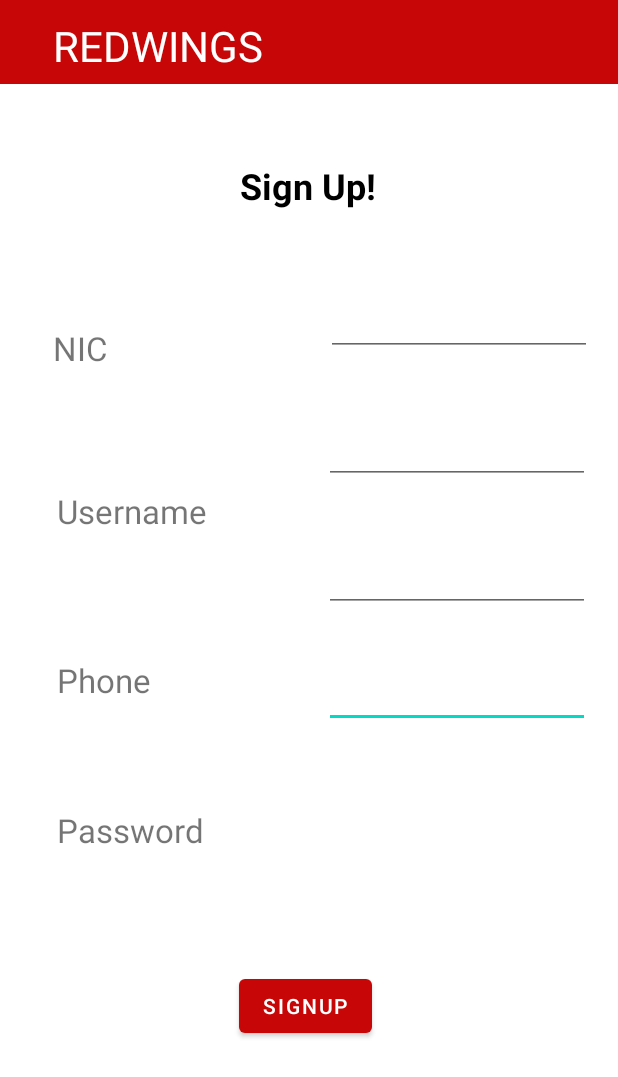
After one commit to NarthanaVeenavi/MAD_Project, an Android app: the signUp screen opened directly, with no data from a screen before it, on a phone screen of 412 x 824 dp. The commit adds this screen. Shown: the top 1077 px of the screen. Run offline under Robolectric (Android 15) with nearby library versions, the phone set to English and light mode, and no system bars.

Commit message:
Added the other UI's for the Patient function. Added the intents in the patient dashbord. Minor changes in the home UI for the Patient function.

```diff
--- /dev/null
+++ b/app/src/main/java/com/example/home/signUp.java
@@ -0,0 +1,14 @@
+package com.example.home;
+
+import androidx.appcompat.app.AppCompatActivity;
+
+import android.os.Bundle;
+
+public class signUp extends AppCompatActivity {
+
+    @Override
+    protected void onCreate(Bundle savedInstanceState) {
+        super.onCreate(savedInstanceState);
+        setContentView(R.layout.activity_sign_up);
+    }
+}
--- /dev/null
+++ b/app/src/main/res/layout/activity_sign_up.xml
@@ -0,0 +1,164 @@
+<?xml version="1.0" encoding="utf-8"?>
+<androidx.constraintlayout.widget.ConstraintLayout xmlns:android="http://schemas.android.com/apk/res/android"
+    xmlns:app="http://schemas.android.com/apk/res-auto"
+    xmlns:tools="http://schemas.android.com/tools"
+    android:layout_width="match_parent"
+    android:layout_height="match_parent"
+    tools:context=".signUp">
+
+    <EditText
+        android:id="@+id/txtPw"
+        android:layout_width="177dp"
+        android:layout_height="45dp"
+        android:layout_marginStart="40dp"
+        android:layout_marginTop="32dp"
+        android:ems="10"
+        android:inputType="textPersonName"
+        app:layout_constraintStart_toEndOf="@+id/lblPw"
+        app:layout_constraintTop_toBottomOf="@+id/txtPhne" />
+
+    <EditText
+        android:id="@+id/txtNic"
+        android:layout_width="177dp"
+        android:layout_height="45dp"
+        android:layout_marginStart="44dp"
+        android:layout_marginTop="52dp"
+        android:ems="10"
+        android:inputType="textPersonName"
+        app:layout_constraintStart_toEndOf="@+id/lblNic"
+        app:layout_constraintTop_toBottomOf="@+id/subHead" />
+
+    <EditText
+        android:id="@+id/txtUsername"
+        android:layout_width="177dp"
+        android:layout_height="45dp"
+        android:layout_marginStart="40dp"
+        android:layout_marginTop="40dp"
+        android:ems="10"
+        android:inputType="textPersonName"
+        app:layout_constraintStart_toEndOf="@+id/lblUsername"
+        app:layout_constraintTop_toBottomOf="@+id/txtNic" />
+
+    <TextView
+        android:id="@+id/lblUsername"
+        android:layout_width="138dp"
+        android:layout_height="32dp"
+        android:text="@string/user"
+        android:textSize="22sp"
+        app:layout_constraintBottom_toBottomOf="parent"
+        app:layout_constraintEnd_toEndOf="parent"
+        app:layout_constraintHorizontal_bias="0.139"
+        app:layout_constraintStart_toStartOf="parent"
+        app:layout_constraintTop_toBottomOf="@+id/topBar"
+        app:layout_constraintVertical_bias="0.367" />
+
+    <TextView
+        android:id="@+id/lblPw"
+        android:layout_width="138dp"
+        android:layout_height="32dp"
+        android:text="@string/pw"
+        android:textSize="22sp"
+        app:layout_constraintBottom_toBottomOf="parent"
+        app:layout_constraintEnd_toEndOf="parent"
+        app:layout_constraintHorizontal_bias="0.139"
+        app:layout_constraintStart_toStartOf="parent"
+        app:layout_constraintTop_toBottomOf="@+id/topBar"
+        app:layout_constraintVertical_bias="0.656" />
+
+    <TextView
+        android:id="@+id/lblPhone"
+        android:layout_width="138dp"
+        android:layout_height="32dp"
+        android:text="@string/phone"
+        android:textSize="22sp"
+        app:layout_constraintBottom_toBottomOf="parent"
+        app:layout_constraintEnd_toEndOf="parent"
+        app:layout_constraintHorizontal_bias="0.139"
+        app:layout_constraintStart_toStartOf="parent"
+        app:layout_constraintTop_toBottomOf="@+id/topBar"
+        app:layout_constraintVertical_bias="0.52" />
+
+    <androidx.appcompat.widget.Toolbar
+        android:id="@+id/topBar"
+        android:layout_width="match_parent"
+        android:layout_height="wrap_content"
+        android:background="@color/red_dark"
+        android:minHeight="?attr/actionBarSize"
+        android:theme="?attr/actionBarTheme"
+        app:layout_constraintBottom_toBottomOf="parent"
+        app:layout_constraintEnd_toEndOf="parent"
+        app:layout_constraintHorizontal_bias="0.0"
+        app:layout_constraintStart_toStartOf="parent"
+        app:layout_constraintTop_toTopOf="parent"
+        app:layout_constraintVertical_bias="0.0" />
+
+    <TextView
+        android:id="@+id/head"
+        android:layout_width="wrap_content"
+        android:layout_height="wrap_content"
+        android:text="@string/appname"
+        android:textAppearance="@style/TextAppearance.AppCompat.Body1"
+        android:textColor="@color/white"
+        android:textSize="28sp"
+        app:layout_constraintBottom_toBottomOf="parent"
+        app:layout_constraintEnd_toEndOf="parent"
+        app:layout_constraintHorizontal_bias="0.129"
+        app:layout_constraintStart_toStartOf="parent"
+        app:layout_constraintTop_toTopOf="parent"
+        app:layout_constraintVertical_bias="0.014" />
+
+    <TextView
+        android:id="@+id/subHead"
+        android:layout_width="wrap_content"
+        android:layout_height="wrap_content"
+        android:text="@string/signup_patient"
+        android:textColor="@color/black"
+        android:textSize="24sp"
+        android:textStyle="bold"
+        app:layout_constraintBottom_toBottomOf="parent"
+        app:layout_constraintEnd_toEndOf="parent"
+        app:layout_constraintHorizontal_bias="0.498"
+        app:layout_constraintStart_toStartOf="parent"
+        app:layout_constraintTop_toBottomOf="@+id/topBar"
+        app:layout_constraintVertical_bias="0.07" />
+
+    <TextView
+        android:id="@+id/lblNic"
+        android:layout_width="138dp"
+        android:layout_height="32dp"
+        android:text="@string/nic"
+        android:textSize="22sp"
+        app:layout_constraintBottom_toBottomOf="parent"
+        app:layout_constraintEnd_toEndOf="parent"
+        app:layout_constraintHorizontal_bias="0.128"
+        app:layout_constraintStart_toStartOf="parent"
+        app:layout_constraintTop_toBottomOf="@+id/topBar"
+        app:layout_constraintVertical_bias="0.219" />
+
+    <EditText
+        android:id="@+id/txtPhne"
+        android:layout_width="177dp"
+        android:layout_height="45dp"
+        android:layout_marginStart="40dp"
+        android:layout_marginTop="40dp"
+        android:ems="10"
+        android:inputType="textPersonName"
+        app:layout_constraintStart_toEndOf="@+id/lblPhone"
+        app:layout_constraintTop_toBottomOf="@+id/txtUsername" />
+
+    <Button
+        android:id="@+id/btnSignup"
+        android:layout_width="wrap_content"
+        android:layout_height="wrap_content"
+        android:layout_marginTop="76dp"
+        android:text="@string/signup"
+        app:backgroundTint="@color/red_dark"
+        app:layout_constraintBottom_toBottomOf="parent"
+        app:layout_constraintEnd_toEndOf="parent"
+        app:layout_constraintHorizontal_bias="0.493"
+        app:layout_constraintStart_toStartOf="parent"
+        app:layout_constraintTop_toBottomOf="@+id/lblPw"
+        app:layout_constraintVertical_bias="0.0" />
+
+
+</androidx.constraintlayout.widget.ConstraintLayout>
--- a/app/src/main/res/values/strings.xml
+++ b/app/src/main/res/values/strings.xml
@@ -20,4 +20,18 @@
     <string name="reqViewDes">View your requests, here!</string>
     <string name="resViewDes">View the responses you have got, here!</string>
 
+    <string name="bldgrp">Blood Group</string>
+    <string name="reqTyp">Request Type</string>
+    <string name="date">Date Added</string>
+    <string name="res_">Responses</string>
+    <string name="details">Details</string>
+    <string name="edt">Edit</string>
+    <string name="dlt">Delete</string>
+    <string name="newReq">New Request</string>
+    <string name="btnSubmit">Submit</string>
+    <string name="signup_patient">Sign Up!</string>
+    <string name="nic">NIC</string>
+    <string name="user">Username</string>
+    <string name="pw">Password</string>
+    <string name="phone">Phone</string>
 </resources>
```
Also changed, not shown: app/src/main/AndroidManifest.xml (+6 -1 lines), app/src/main/java/com/example/home/PatientHome.java (+18 -0 lines), app/src/main/java/com/example/home/donorResPage.java (added, +14 -0 lines), app/src/main/java/com/example/home/newReq.java (added, +14 -0 lines), app/src/main/java/com/example/home/reqPage.java (added, +14 -0 lines), app/src/main/java/com/example/home/viewReq.java (added, +14 -0 lines), app/src/main/res/layout/activity_donor_res_page.xml (added, +53 -0 lines), app/src/main/res/layout/activity_new_req.xml (added, +141 -0 lines), app/src/main/res/layout/activity_patient_home.xml (+13 -0 lines), app/src/main/res/layout/activity_req_page.xml (added, +53 -0 lines), app/src/main/res/layout/activity_view_req.xml (added, +178 -0 lines).
